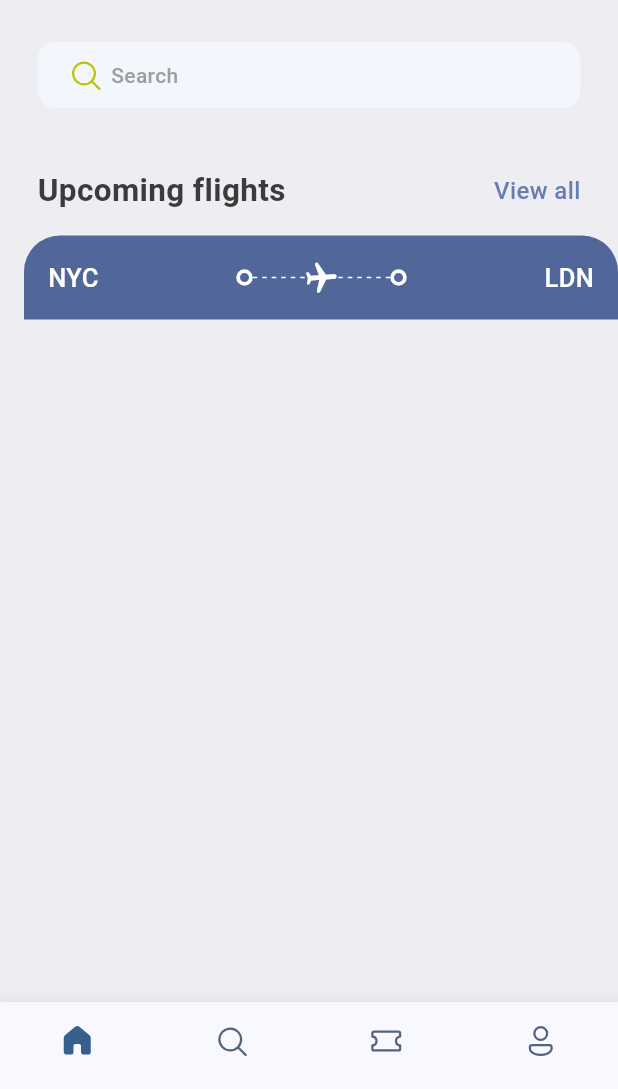
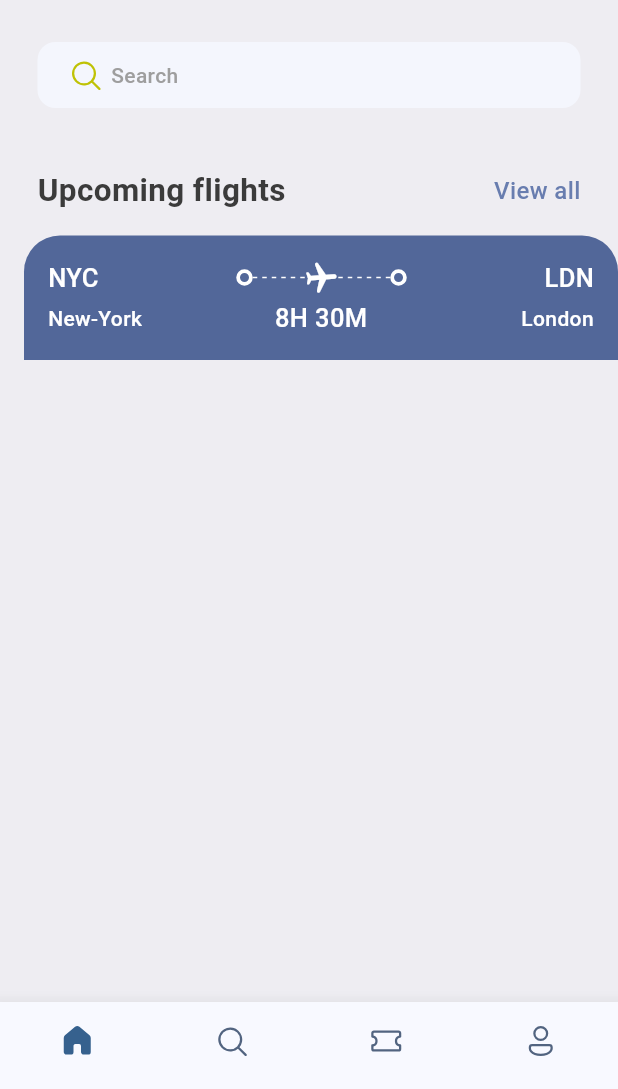
Before and after one commit to pedrovs3/flutter_study_app, a Flutter app: the screen it shows after launch, on a phone screen of 412 x 824 dp, the part 147-1236 px from its top. Run offline on Flutter 3.47's test engine with Material 3 defaults, Android fonts, the phone set to English and light mode, and no system bars; our stand-ins replace fluentui_icons, gap.

Commit message:
feat: finish blue part of ticket

```diff
--- a/lib/screens/ticket_view.dart
+++ b/lib/screens/ticket_view.dart
@@ -2,6 +2,7 @@ import 'package:flutter/material.dart';
 import 'package:flutter_study_app/utils/app_layout.dart';
 import 'package:flutter_study_app/utils/app_styles.dart';
 import 'package:flutter_study_app/widgets/thick_container.dart';
+import 'package:gap/gap.dart';
 
 class TicketView extends StatelessWidget {
   const TicketView({super.key});
@@ -16,6 +17,7 @@ class TicketView extends StatelessWidget {
       child: Container(
         margin: const EdgeInsets.only(left: 16),
         child: Column(
+          mainAxisSize: MainAxisSize.min,
           children: [
             Container(
               padding: const EdgeInsets.all(16),
@@ -81,6 +83,34 @@ class TicketView extends StatelessWidget {
                             Styles.headLineStyle3.copyWith(color: Colors.white),
                       ),
                     ],
+                  ),
+                  const Gap(3),
+                  Row(
+                    mainAxisAlignment: MainAxisAlignment.spaceBetween,
+                    children: [
+                      SizedBox(
+                        width: 100,
+                        child: Text(
+                          "New-York",
+                          style: Styles.headLineStyle4
+                              .copyWith(color: Colors.white),
+                        ),
+                      ),
+                      Text(
+                        "8H 30M",
+                        style:
+                            Styles.headLineStyle3.copyWith(color: Colors.white),
+                      ),
+                      SizedBox(
+                        width: 100,
+                        child: Text(
+                          "London",
+                          style: Styles.headLineStyle4
+                              .copyWith(color: Colors.white),
+                          textAlign: TextAlign.end,
+                        ),
+                      ),
+                    ],
                   )
                 ],
               ),
```
